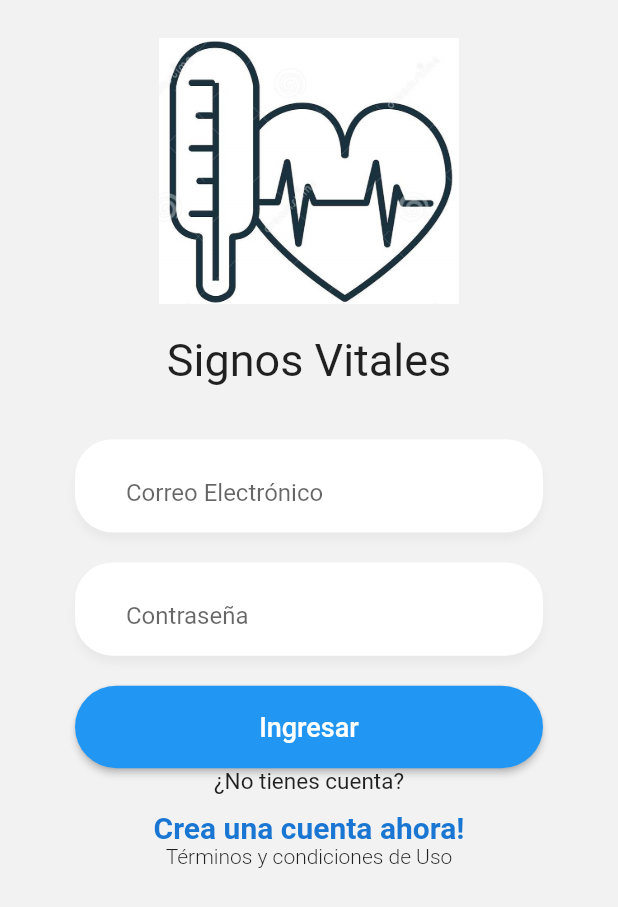
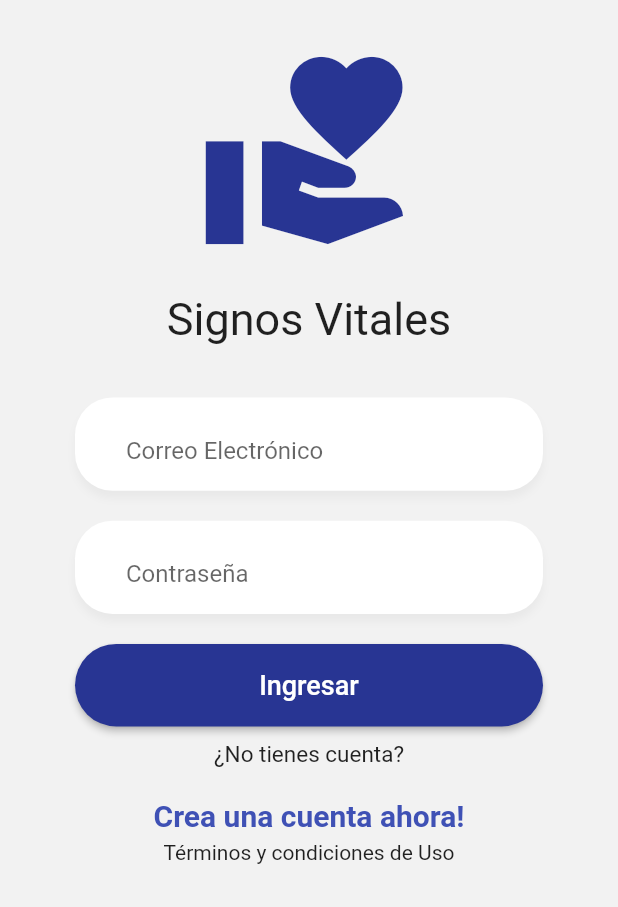
Before and after one commit to JeffersonG96/flutter-ts, a Flutter app: the screen it shows after launch, on a phone screen of 412 x 824 dp. Shown: the top 907 px of the screen. Run offline on Flutter 3.47's test engine with Material 2 defaults, Android fonts, the light colour scheme and no system bars.

Commit message:
Login y HomeScreen

```diff
--- /dev/null
+++ b/lib/global/environment.dart
@@ -0,0 +1,7 @@
+
+import 'dart:io';
+
+class Environment {
+  static String apiUrl = Platform.isAndroid ? 'http://192.168.100.149:3000/api' : 'http://192.168.100.149:3000/api';
+  static String socketUrl = Platform.isAndroid ? 'http://192.168.100.149:3000' : 'http://192.168.100.149:3000';
+}
--- a/lib/main.dart
+++ b/lib/main.dart
@@ -1,16 +1,46 @@
+import 'package:app_login/providers/providers.dart';
 import 'package:app_login/routes/routes.dart';
 import 'package:flutter/material.dart';
+import 'package:provider/provider.dart';
 
 void main() => runApp(MyApp());
 
 class MyApp extends StatelessWidget {
+
+  final Color? colorBody =    Color(0xffF2F2F2);//Colors.grey[200];
+
   @override
   Widget build(BuildContext context) {
-    return MaterialApp(
-      debugShowCheckedModeBanner: false,
-      title: 'Material App',
-      initialRoute: 'login',
-      routes: appRoutes,
+    return MultiProvider(
+      providers: [
+        ChangeNotifierProvider(create: (_) => AuthService()),
+        ChangeNotifierProvider(create: (_) => BarProvider()),
+      ],
+      child: MaterialApp(
+        debugShowCheckedModeBanner: false,
+        title: 'Adultos Mayores',
+        initialRoute: 'login',
+        routes: appRoutes,
+
+//theme
+  theme: ThemeData.light().copyWith(
+        scaffoldBackgroundColor: colorBody,
+
+        appBarTheme: const AppBarTheme(
+          // color: Colors.red,
+          color: Colors.indigo,
+          elevation: 0,
+
+        ),
+
+        bottomNavigationBarTheme: BottomNavigationBarThemeData(
+          backgroundColor: colorBody,
+          selectedIconTheme: IconThemeData(color: Color.fromRGBO(40, 53, 147, 1)),
+          selectedItemColor: Color.fromARGB(255, 5, 5, 5),
+        ),
+      ),
+
+      ),
     );
   }
 }
--- a/lib/pages/login_page.dart
+++ b/lib/pages/login_page.dart
@@ -7,7 +7,7 @@ class LoginPage extends StatelessWidget {
   @override
   Widget build(BuildContext context) {
     return Scaffold(
-      backgroundColor: Color(0xffF2F2F2),
+      backgroundColor:Color(0xffF2F2F2), //Colors.grey[300],
       body: SafeArea(
         child: Container(
           height: MediaQuery.of(context).size.height * 0.9,
@@ -17,10 +17,11 @@ class LoginPage extends StatelessWidget {
               mainAxisAlignment: MainAxisAlignment.spaceBetween,
               children: <Widget> [
 
-              Logo(titulo: 'Signos Vitales'),
+              const Logo(titulo: 'Signos Vitales'),
               _Form(),
-              Labels(ruta: 'register',titulo: 'Crea una cuenta ahora!', subtitulo: '¿No tienes cuenta?'),
-             const Text('Términos y condiciones de Uso', style: TextStyle(fontWeight: FontWeight.w300),)
+              const Labels(ruta: 'register',titulo: 'Crea una cuenta ahora!', subtitulo: '¿No tienes cuenta?'),
+              const SizedBox(height: 5,),
+             const Text('Términos y condiciones de Uso', style: TextStyle(fontWeight: FontWeight.w400),)
             ],),
           ),
         ),
@@ -63,10 +64,12 @@ class __FormState extends State<_Form> {
             isPassword: true,
             ),
 
-        BotonAzul(
+        BotonInOutPut(
           text: 'Ingresar',
-          onPressd: () {
-            print(passCtrl);
+          onPressd: () => {
+            print(emailCtrl.text),
+            print(passCtrl.text)
+
           }
           ),
 
--- a/lib/pages/pages.dart
+++ b/lib/pages/pages.dart
@@ -5,3 +5,5 @@ export 'package:app_login/pages/register_page.dart';
 export 'package:app_login/pages/usuarios_page.dart';
 
 export 'package:app_login/pages/chat_page.dart';
+
+export 'package:app_login/pages/perfil_screen.dart';
--- a/lib/pages/register_page.dart
+++ b/lib/pages/register_page.dart
@@ -85,7 +85,7 @@ class __FormState extends State<_Form> {
               isPassword: true,
               ),
 
-          BotonAzul(
+          BotonInOutPut(
             text: 'Registrar',
             onPressd: () {
               print(passCtrl);
--- /dev/null
+++ b/lib/providers/bar_provider.dart
@@ -0,0 +1,19 @@
+
+import 'package:flutter/cupertino.dart';
+
+class BarProvider extends ChangeNotifier{
+
+  int _selectedMenuOpt = 0;
+
+  int get selectedMenuOpt {
+    return this._selectedMenuOpt;
+  }
+
+  set selectedMenuOpt(int i){
+    this._selectedMenuOpt = i;
+    notifyListeners();
+
+  }
+
+
+}
--- /dev/null
+++ b/lib/providers/providers.dart
@@ -0,0 +1,2 @@
+export 'package:app_login/providers/bar_provider.dart';
+export 'package:app_login/providers/auth_service.dart';
--- a/lib/routes/routes.dart
+++ b/lib/routes/routes.dart
@@ -1,4 +1,5 @@
 
+import 'package:app_login/pages/home_screen.dart';
 import 'package:app_login/pages/pages.dart';
 import 'package:flutter/cupertino.dart';
 
@@ -9,4 +10,6 @@ final Map<String, Widget Function(BuildContext)> appRoutes = {
   'login': (_) => LoginPage(),
   'register': (_) => RegisterPage(),
   'loading': (_) => LoadingPage(),
+  'home': (_) => HomeScreen(),
+  'profil': (_) => ProfilScreen(),
 };
--- a/lib/witgets/boton_azul.dart
+++ b/lib/witgets/boton_azul.dart
@@ -1,11 +1,11 @@
 import 'package:flutter/material.dart';
 
-class BotonAzul extends StatelessWidget {
+class BotonInOutPut extends StatelessWidget {
 
 final String text;
 final Function onPressd;
 
-  const BotonAzul({
+  const BotonInOutPut({
     Key? key,
   required this.text,
   required this.onPressd
@@ -17,9 +17,9 @@ final Function onPressd;
     return RaisedButton(
      elevation: 2,
      highlightElevation: 5,
-     color: Colors.blue,
+     color: Color.fromRGBO(40, 53, 147, 1),
      shape: StadiumBorder(),
-     onPressed: () {},
+     onPressed:() => this.onPressd(),
      child: Container(
        width: double.infinity,
        height: 55,
--- a/lib/witgets/label.dart
+++ b/lib/witgets/label.dart
@@ -16,11 +16,12 @@ class Labels extends StatelessWidget {
   @override
   Widget build(BuildContext context) {
     return Container(
-      child: Column(children: <Widget>[
-        Text(this.subtitulo, style: TextStyle(color: Colors.black87, fontSize:15, fontWeight: FontWeight.w400 ),),
-        SizedBox(height: 10,),
+      child: Column(children:  <Widget>[
+        const SizedBox(height: 10,),
+        Text(this.subtitulo, style: const TextStyle(color: Colors.black87, fontSize:15, fontWeight: FontWeight.w400 ),),
+        const SizedBox(height: 20,),
         GestureDetector(
-          child: Text(this.titulo, style: TextStyle(color: Colors.blue[700], fontSize:20, fontWeight: FontWeight.bold),),
+          child: Text(this.titulo, style: const TextStyle(color: Colors.indigo, fontSize:20, fontWeight: FontWeight.w700),),
           onTap: (){
             Navigator.pushReplacementNamed(context, this.ruta);
           },
--- a/lib/witgets/logo.dart
+++ b/lib/witgets/logo.dart
@@ -18,7 +18,8 @@ class Logo extends StatelessWidget {
           child:Column(
             children: <Widget>[
 
-              Image(image: AssetImage('assets/vitals.jpg')),
+              Icon(Icons.volunteer_activism, size: 150, color: Color.fromRGBO(40, 53, 147, 1),),
+              // Image(image: AssetImage('assets/vitals.jpg')),
               SizedBox(height: 20,),
               Text(titulo, style: TextStyle(fontSize: 30),)
             ],
--- a/lib/witgets/witgets.dart
+++ b/lib/witgets/witgets.dart
@@ -3,5 +3,8 @@ export 'package:app_login/witgets/custom_input.dart';
 export 'package:app_login/witgets/logo.dart';
 
 export 'package:app_login/witgets/label.dart';
+export 'package:app_login/witgets/boton_azul.dart';
 
-export 'package:app_login/witgets/boton_azul.dart';
+export 'package:app_login/witgets/bar_navigator.dart';
+export 'package:app_login/witgets/card_notification.dart';
+export 'package:app_login/witgets/card_home.dart';
```
Also changed, not shown: lib/pages/home_screen.dart (added, +62 -0 lines), lib/pages/perfil_screen.dart (added, +13 -0 lines), lib/providers/auth_service.dart (added, +29 -0 lines), lib/witgets/bar_navigator.dart (added, +30 -0 lines), lib/witgets/card_home.dart (added, +87 -0 lines), lib/witgets/card_notification.dart (added, +35 -0 lines), pubspec.yaml (+4 -16 lines), pubspec.lock, 1 other file.
